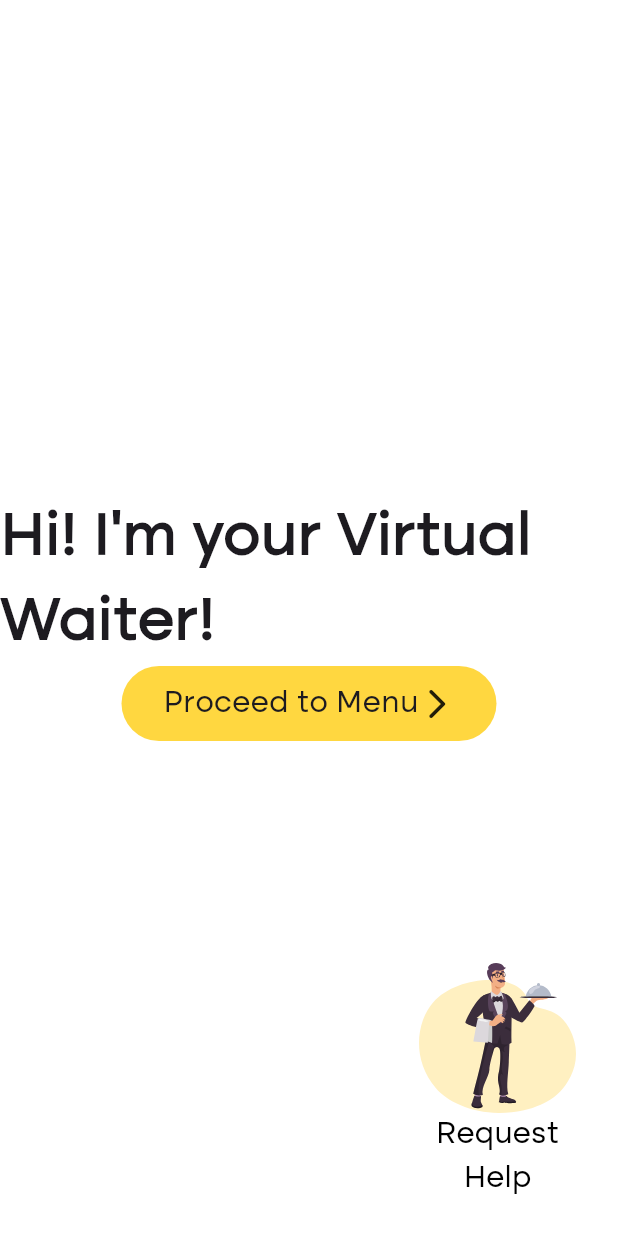
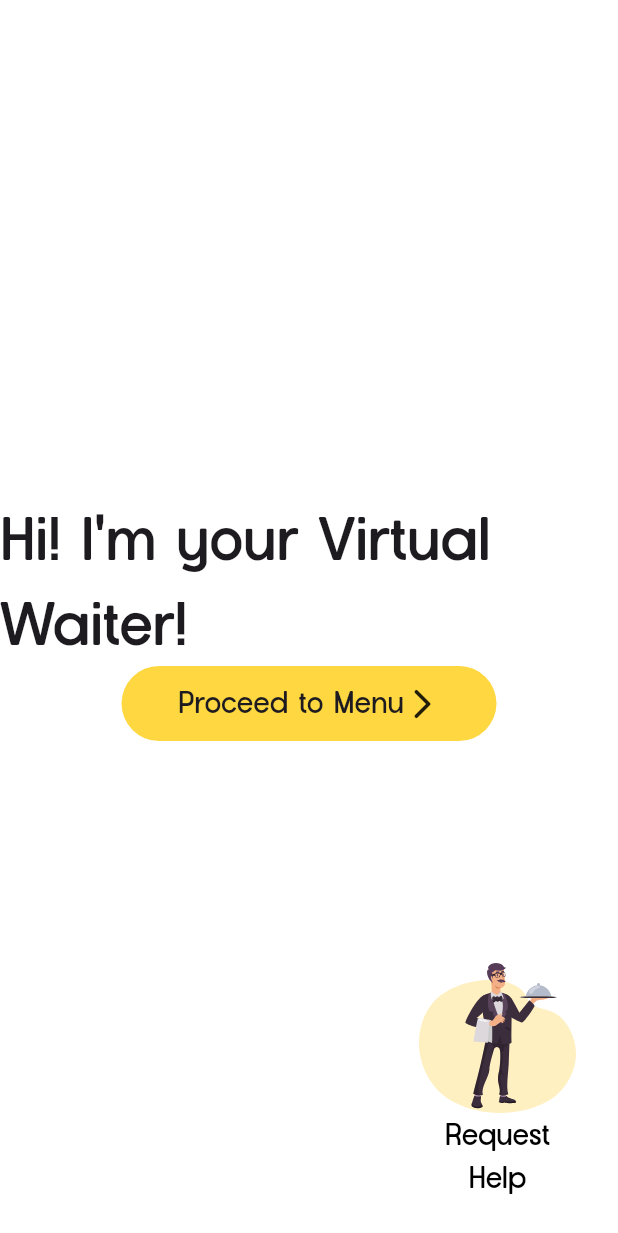
Before and after one commit to SEP-G16/virtual-waiter-app, a Flutter app: the screen it shows after launch, on a phone screen of 412 x 824 dp. Shown: the top 1233 px of the screen. Run offline on Flutter 3.47's test engine with Material 3 defaults, Android fonts, the phone set to English and light mode, and no system bars; our stand-ins replace cached_network_image, flutter_svg, get, material_design_icons_flutter, pinput, socket_io_client; network calls fail.

Commit message:
used new fonts

```diff
--- a/lib/constants/text_constants.dart
+++ b/lib/constants/text_constants.dart
@@ -8,8 +8,8 @@ class TextConstants {
       {double? fontSize, String? fontFamily, FontWeight? fontWeight, Color? textColor}) {
     return TextStyle(
       fontSize: fontSize ?? 40.0,
-      fontFamily: fontFamily ?? 'Altone Trial',
-      fontWeight: fontWeight ?? FontWeight.w700,
+      fontFamily: fontFamily ?? 'Roundelay',
+      fontWeight: fontWeight ?? FontWeight.w600,
       color: textColor,
     );
   }
@@ -18,7 +18,7 @@ class TextConstants {
       {double? fontSize, String? fontFamily, FontWeight? fontWeight, Color? textColor}) {
     return TextStyle(
       fontSize: fontSize ?? 30.0,
-      fontFamily: fontFamily ?? 'Altone Trial',
+      fontFamily: fontFamily ?? 'Roundelay',
       fontWeight: fontWeight ?? FontWeight.w500,
       color: textColor,
     );
```
